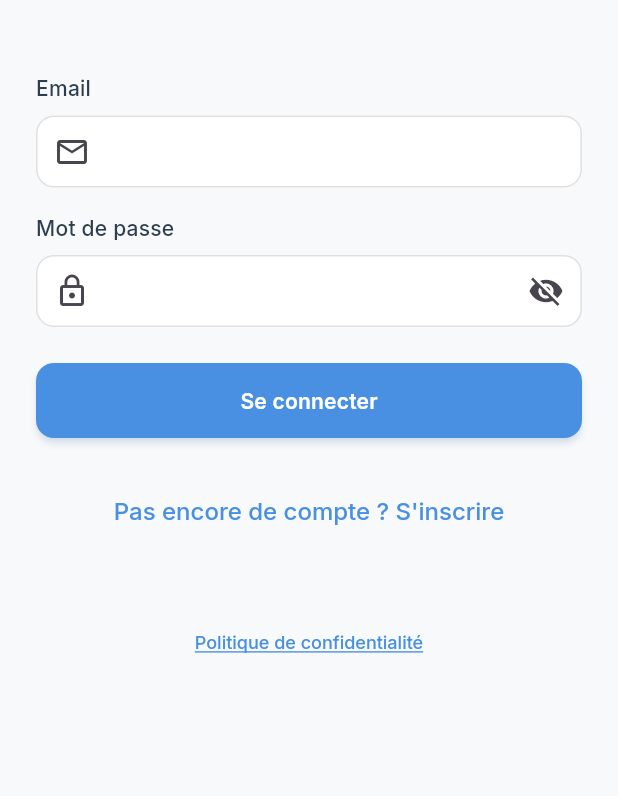
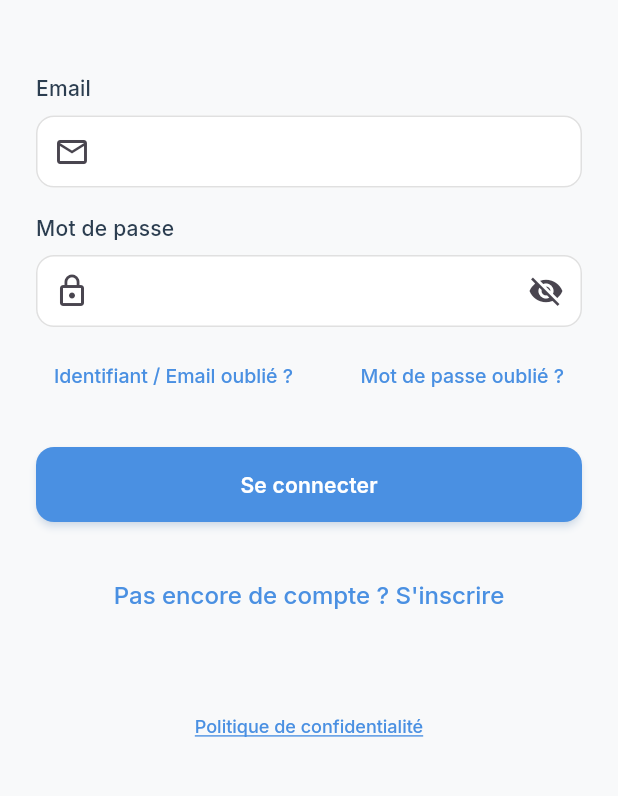
Before and after one commit to lahcendws/ticketScan, a Flutter app: the screen it shows after launch, on a phone screen of 412 x 824 dp, the part 282-1078 px from its top. Run offline on Flutter 3.47's test engine with Material 3 defaults, Android fonts, the phone set to English and light mode, and no system bars; our stand-ins replace camera, csv, firebase_core, flutter_dotenv, flutter_local_notifications, google_fonts and 10 more; accounts and stored records are empty.

Commit message:
Implement forgot password recovery flow and forgot email support options

```diff
--- a/lib/core/services/app_localizations.dart
+++ b/lib/core/services/app_localizations.dart
@@ -66,6 +66,18 @@ class AppLocalizations {
     'delete_account_warning': 'Attention : cette action est irréversible. Toutes vos données seront supprimées.',
     'dark_mode': 'Mode sombre',
     'language': 'Langue',
+    'forgot_password': 'Mot de passe oublié ?',
+    'forgot_email': 'Identifiant / Email oublié ?',
+    'reset_password': 'Réinitialiser le mot de passe',
+    'send_reset_link': 'Envoyer le lien de réinitialisation',
+    'new_password': 'Nouveau mot de passe',
+    'confirm_password': 'Confirmer le mot de passe',
+    'passwords_dont_match': 'Les mots de passe ne correspondent pas',
+    'password_reset_success': 'Votre mot de passe a été réinitialisé avec succès !',
+    'reset_link_sent': 'Un lien de réinitialisation a été envoyé à votre adresse email.',
+    'forgot_email_title': 'Email oublié ?',
+    'forgot_email_content': 'Pour retrouver votre compte, nous vous invitons à :\n\n1. Rechercher "TicketScan" dans vos boîtes mail pour retrouver l\'email d\'inscription.\n\n2. Si vous avez un abonnement Premium actif, contactez le support avec votre justificatif pour retrouver votre compte.',
+    'contact_support_button': 'Contacter le support',
   };
 
   static const Map<String, String> _en = {
@@ -124,6 +136,18 @@ class AppLocalizations {
     'delete_account_warning': 'Warning: this action is irreversible. All your data will be deleted.',
     'dark_mode': 'Dark mode',
     'language': 'Language',
+    'forgot_password': 'Forgot password?',
+    'forgot_email': 'Forgot Email?',
+    'reset_password': 'Reset Password',
+    'send_reset_link': 'Send Reset Link',
+    'new_password': 'New Password',
+    'confirm_password': 'Confirm Password',
+    'passwords_dont_match': 'Passwords do not match',
+    'password_reset_success': 'Your password has been successfully reset!',
+    'reset_link_sent': 'A password reset link has been sent to your email address.',
+    'forgot_email_title': 'Forgot Email?',
+    'forgot_email_content': 'To find your account, we suggest you:\n\n1. Search for "TicketScan" in your email inboxes to find the registration email.\n\n2. If you have an active Premium subscription, contact support with your proof of purchase to locate your account.',
+    'contact_support_button': 'Contact Support',
   };
 
   String get(String key) {
--- a/lib/core/services/supabase_service.dart
+++ b/lib/core/services/supabase_service.dart
@@ -29,8 +29,8 @@ class SupabaseService {
     await Future.delayed(const Duration(milliseconds: 100));
   }
 
-  static Future<void> resetPassword(String email) async {
-    await _auth.resetPasswordForEmail(email);
+  static Future<void> resetPassword(String email, {String? redirectTo}) async {
+    await _auth.resetPasswordForEmail(email, redirectTo: redirectTo);
   }
 
   static Future<List<Map<String, dynamic>>> getTickets({int limit = 20, int offset = 0}) async {
--- a/lib/main.dart
+++ b/lib/main.dart
@@ -3,6 +3,8 @@ import 'package:flutter/material.dart';
 import 'package:supabase_flutter/supabase_flutter.dart';
 import 'package:provider/provider.dart';
 import 'package:intl/date_symbol_data_local.dart';
+import 'dart:async';
+import 'presentation/pages/reset_password_page.dart';
 
 import 'core/services/supabase_service.dart';
 import 'core/services/notification_service.dart';
@@ -16,6 +18,8 @@ import 'presentation/themes/app_theme.dart';
 import 'core/services/app_localizations.dart';
 import 'supabase_options.dart';
 import 'package:flutter_dotenv/flutter_dotenv.dart';
+
+final GlobalKey<NavigatorState> navigatorKey = GlobalKey<NavigatorState>();
 
 void main() async {
   await dotenv.load(fileName: ".env");
@@ -61,6 +65,7 @@ class TicketScanApp extends StatefulWidget {
 
 class _TicketScanAppState extends State<TicketScanApp> {
   ThemeMode _themeMode = ThemeMode.system;
+  StreamSubscription<AuthState>? _authSubscription;
 
   @override
   void initState() {
@@ -74,6 +79,21 @@ class _TicketScanAppState extends State<TicketScanApp> {
         });
       }
     });
+
+    _authSubscription = Supabase.instance.client.auth.onAuthStateChange.listen((data) {
+      final AuthChangeEvent event = data.event;
+      if (event == AuthChangeEvent.passwordRecovery && mounted) {
+        navigatorKey.currentState?.push(
+          MaterialPageRoute(builder: (context) => const ResetPasswordPage()),
+        );
+      }
+    });
+  }
+
+  @override
+  void dispose() {
+    _authSubscription?.cancel();
+    super.dispose();
   }
 
   @override
@@ -82,6 +102,7 @@ class _TicketScanAppState extends State<TicketScanApp> {
 
     return MaterialApp(
       title: 'TicketScan',
+      navigatorKey: navigatorKey,
       debugShowCheckedModeBanner: false,
       theme: AppTheme.lightTheme,
       darkTheme: AppTheme.darkTheme,
--- a/lib/presentation/pages/auth_page.dart
+++ b/lib/presentation/pages/auth_page.dart
@@ -1,10 +1,12 @@
 import 'package:flutter/material.dart';
+import 'package:url_launcher/url_launcher.dart';
 import '../../core/services/supabase_service.dart';
 import '../../core/services/app_localizations.dart';
 import '../widgets/custom_text_field.dart';
 import '../widgets/primary_button.dart';
 import 'home_page.dart';
 import 'privacy_policy_page.dart'; // Import ajouté
+import 'forgot_password_page.dart';
 
 class AuthPage extends StatefulWidget {
   const AuthPage({super.key});
@@ -21,6 +23,49 @@ class _AuthPageState extends State<AuthPage> with TickerProviderStateMixin {
   bool _isLogin = true;
   bool _isLoading = false;
   bool _obscurePassword = true;
+
+  void _showForgotEmailDialog() {
+    final loc = AppLocalizations.of(context);
+    showDialog(
+      context: context,
+      builder: (context) => AlertDialog(
+        title: Text(loc?.get('forgot_email_title') ?? 'Email oublié ?'),
+        content: Text(
+          loc?.get('forgot_email_content') ?? 'Instructions pour retrouver votre email...',
+        ),
+        actions: [
+          TextButton(
+            onPressed: () => Navigator.pop(context),
+            child: Text(loc?.get('cancel') ?? 'Fermer'),
+          ),
+          ElevatedButton(
+            onPressed: () {
+              Navigator.pop(context);
+              _contactSupport();
+            },
+            child: Text(loc?.get('contact_support_button') ?? 'Contacter le support'),
+          ),
+        ],
+      ),
+    );
+  }
+
+  Future<void> _contactSupport() async {
+    final String subject = Uri.encodeComponent("[TicketScan] Aide Connexion / Identifiant oublié");
+    final String body = Uri.encodeComponent("Bonjour, je n'arrive pas à retrouver mon identifiant TicketScan. Voici mes informations (Nom, justificatif de paiement si Premium, etc.) : ");
+    final Uri emailLaunchUri = Uri.parse("mailto:lahcen.boukkoutti@outlook.fr?subject=$subject&body=$body");
+
+    try {
+      if (await canLaunchUrl(emailLaunchUri)) {
+        await launchUrl(emailLaunchUri);
+      } else {
+        throw 'Impossible d\'ouvrir l\'application email';
+      }
+    } catch (e) {
+      if (mounted) ScaffoldMessenger.of(context).showSnackBar(const SnackBar(content: Text('Veuillez envoyer un mail à lahcen.boukkoutti@outlook.fr')));
+    }
+  }
+
 
   late AnimationController _animationController;
   late Animation<double> _fadeAnimation;
@@ -140,6 +185,31 @@ class _AuthPageState extends State<AuthPage> with TickerProviderStateMixin {
                         prefixIcon: Icons.lock_outline,
                         suffixIcon: IconButton(icon: Icon(_obscurePassword ? Icons.visibility_off : Icons.visibility), onPressed: () => setState(() => _obscurePassword = !_obscurePassword)),
                       ),
+                      if (_isLogin) ...[
+                        const SizedBox(height: 8),
+                        Row(
+                          mainAxisAlignment: MainAxisAlignment.spaceBetween,
+                          children: [
+                            TextButton(
+                              onPressed: _showForgotEmailDialog,
+                              child: Text(
+                                loc?.get('forgot_email') ?? 'Identifiant oublié ?',
+                                style: const TextStyle(fontSize: 13),
+                              ),
+                            ),
+                            TextButton(
+                              onPressed: () => Navigator.push(
+                                context,
+                                MaterialPageRoute(builder: (context) => const ForgotPasswordPage()),
+                              ),
+                              child: Text(
+                                loc?.get('forgot_password') ?? 'Mot de passe oublié ?',
+                                style: const TextStyle(fontSize: 13),
+                              ),
+                            ),
+                          ],
+                        ),
+                      ],
                       const SizedBox(height: 24),
                       PrimaryButton(
                         text: _isLogin ? (loc?.get('sign_in') ?? 'Se connecter') : (loc?.get('sign_up') ?? 'S\'inscrire'),
```
Also changed, not shown: lib/presentation/pages/forgot_password_page.dart (added, +186 -0 lines), lib/presentation/pages/reset_password_page.dart (added, +171 -0 lines), pubspec.yaml (+7 -2 lines), 8 other files.
